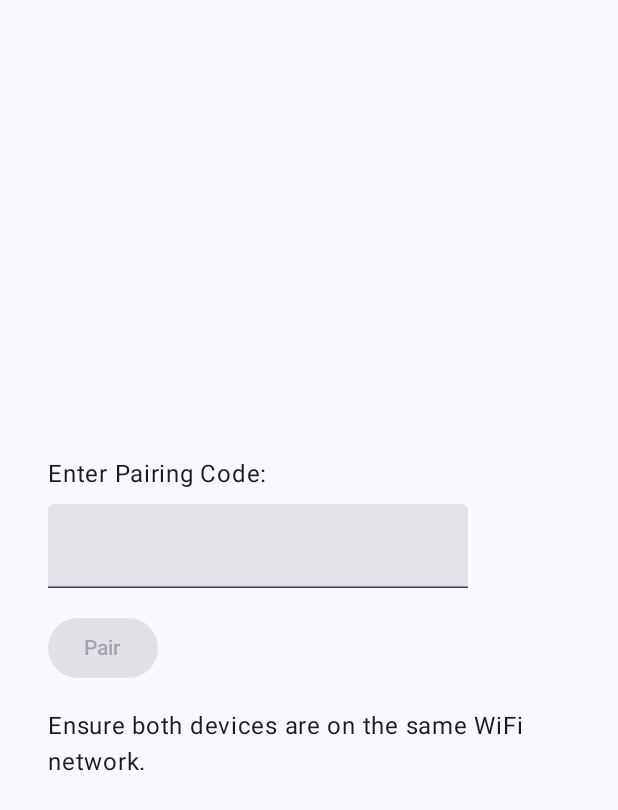
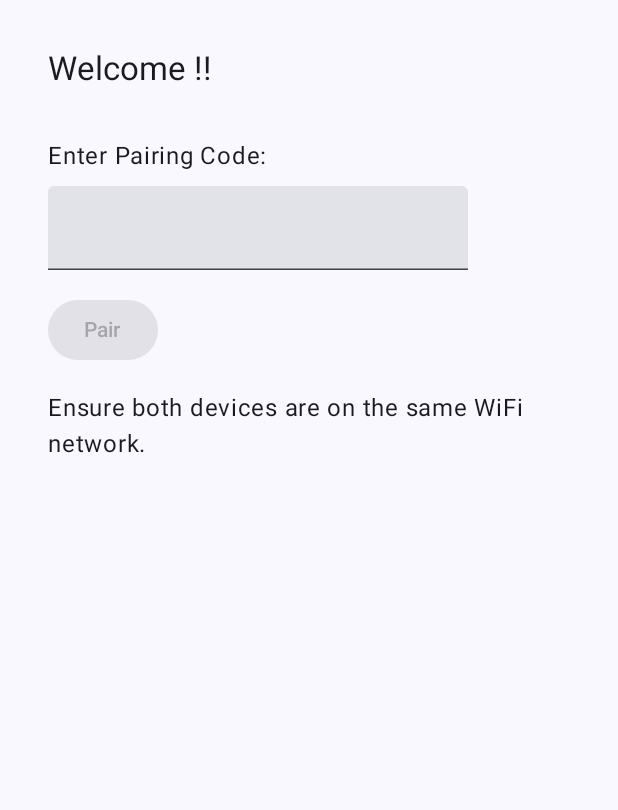
Before and after one commit to CRN4X/LiveComm, an Android app built with Jetpack Compose: the composable PairingScreen called with empty values, on a phone screen of 412 x 824 dp. Shown: the top 810 px of the screen. Run offline under Robolectric (Android 15) with nearby library versions, the phone set to English and light mode, and no system bars.

Commit message:
fix: user-name display

```diff
--- a/app/src/main/java/com/example/livecomm/ui/PairingScreen.kt
+++ b/app/src/main/java/com/example/livecomm/ui/PairingScreen.kt
@@ -5,9 +5,10 @@ import androidx.compose.material3.*
 import androidx.compose.runtime.*
 import androidx.compose.ui.Modifier
 import androidx.compose.ui.unit.dp
+import androidx.compose.ui.Alignment
 
 @Composable
-fun PairingScreen(role: String, onPaired: (String) -> Unit) {
+fun PairingScreen(userName: String, role: String, onPaired: (String) -> Unit) {
     var code by remember { mutableStateOf("") }
     var deviceName by remember { mutableStateOf("") }
     var paired by remember { mutableStateOf(false) }
@@ -16,8 +17,14 @@ fun PairingScreen(role: String, onPaired: (String) -> Unit) {
         modifier = Modifier
             .fillMaxSize()
             .padding(32.dp),
-        verticalArrangement = Arrangement.Center
+        verticalArrangement = Arrangement.Top
     ) {
+        Text(
+            text = "Welcome $userName!!",
+            style = MaterialTheme.typography.titleLarge,
+            modifier = Modifier.align(Alignment.Start)
+        )
+        Spacer(modifier = Modifier.height(32.dp))
         Text("Enter Pairing Code:")
         Spacer(modifier = Modifier.height(8.dp))
         TextField(
--- a/gradle/libs.versions.toml
+++ b/gradle/libs.versions.toml
@@ -7,7 +7,7 @@ junitVersion = "1.2.1"
 espressoCore = "3.6.1"
 lifecycleRuntimeKtx = "2.9.0"
 activityCompose = "1.10.1"
-composeBom = "2024.09.00"
+composeBom = "2025.05.01"
 
 [libraries]
 androidx-core-ktx = { group = "androidx.core", name = "core-ktx", version.ref = "coreKtx" }
@@ -24,7 +24,7 @@ androidx-ui-tooling-preview = { group = "androidx.compose.ui", name = "ui-toolin
 androidx-ui-test-manifest = { group = "androidx.compose.ui", name = "ui-test-manifest" }
 androidx-ui-test-junit4 = { group = "androidx.compose.ui", name = "ui-test-junit4" }
 androidx-material3 = { group = "androidx.compose.material3", name = "material3" }
-datastore-preferences = { group = "androidx.datastore", name = "datastore-preferences", version = "1.1.7"}
+datastore-preferences = { group = "androidx.datastore", name = "datastore-preferences", version = "1.1.7" }
 
 
 [plugins]
```
Also changed, not shown: app/src/main/java/com/example/livecomm/MainActivity.kt (+34 -2 lines), app/src/main/java/com/example/livecomm/ui/RoleSelectionScreen.kt (+9 -2 lines), app/src/main/java/com/example/livecomm/ui/RxScreen.kt (+9 -2 lines), app/src/main/java/com/example/livecomm/ui/TxScreen.kt (+9 -2 lines), settings.gradle.kts (line endings or trailing spaces).
